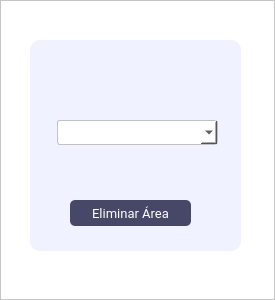
juanignaciocansillieri/Proyecto-Final, file Interfaces/main/Ui/delete_area.ui: the form before one commit.
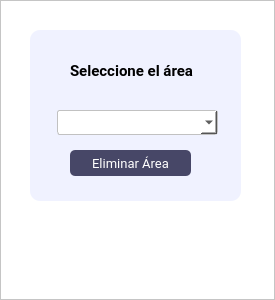
The form after the commit.

Patch:
```diff
--- a/Interfaces/main/Ui/delete_area.ui
+++ b/Interfaces/main/Ui/delete_area.ui
@@ -7,7 +7,7 @@
     <x>0</x>
     <y>0</y>
     <width>275</width>
-    <height>300</height>
+    <height>233</height>
    </rect>
   </property>
   <property name="windowTitle">
@@ -58,9 +58,9 @@
        <property name="geometry">
         <rect>
          <x>30</x>
-         <y>40</y>
+         <y>30</y>
          <width>211</width>
-         <height>211</height>
+         <height>171</height>
         </rect>
        </property>
        <property name="maximumSize">
@@ -162,7 +162,7 @@
         <property name="geometry">
          <rect>
           <x>40</x>
-          <y>160</y>
+          <y>120</y>
           <width>121</width>
           <height>26</height>
          </rect>
@@ -193,6 +193,27 @@
          <string>Eliminar Área</string>
         </property>
        </widget>
+       <widget class="QLabel" name="label">
+        <property name="geometry">
+         <rect>
+          <x>40</x>
+          <y>30</y>
+          <width>131</width>
+          <height>21</height>
+         </rect>
+        </property>
+        <property name="font">
+         <font>
+          <family>Roboto</family>
+          <pointsize>11</pointsize>
+          <weight>75</weight>
+          <bold>true</bold>
+         </font>
+        </property>
+        <property name="text">
+         <string>Seleccione el área</string>
+        </property>
+       </widget>
       </widget>
      </widget>
     </item>
```
Left out of the diff: 4 changed lines with no effect on the pictures.
